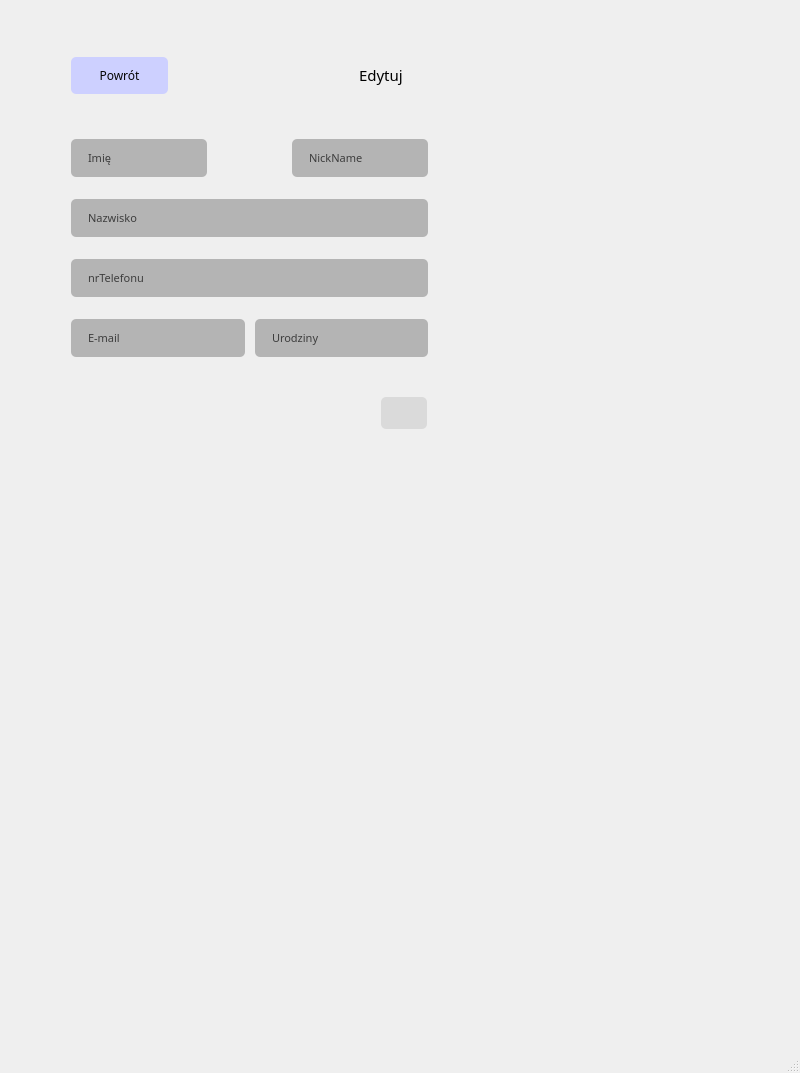
First picture: the form in mainwindow.ui, repository Gr0n/ContactManager, before the edit.
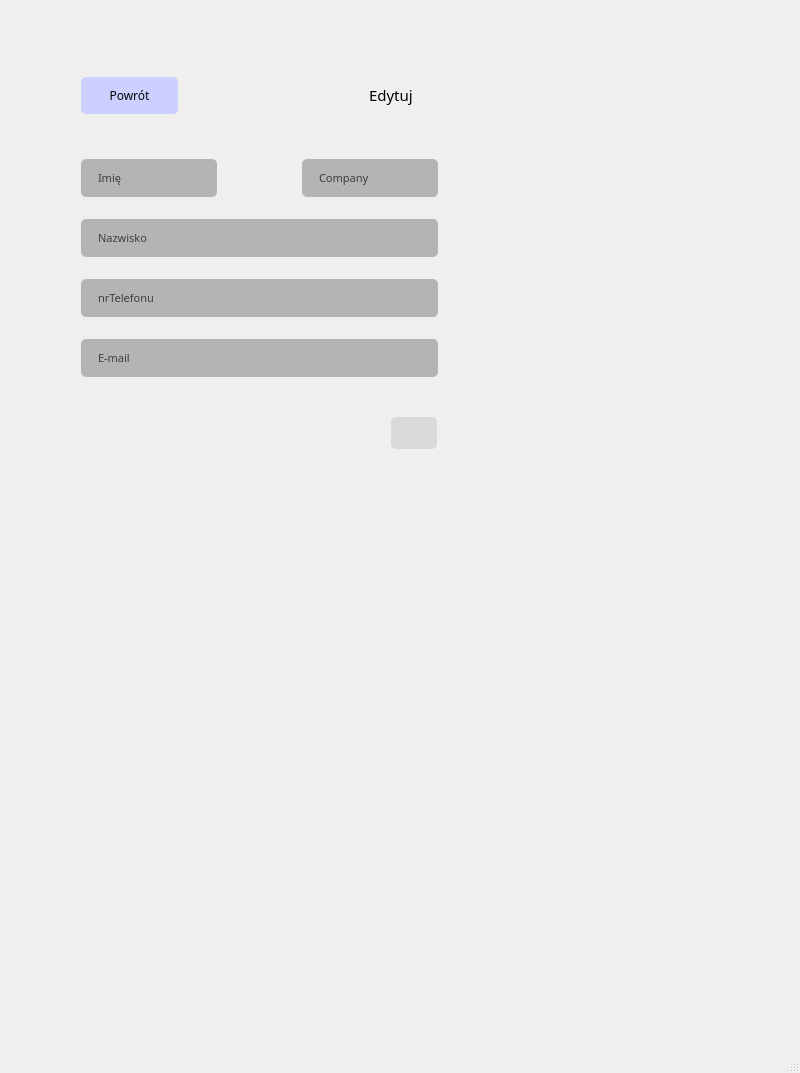
Second picture: the form after the edit. Icons and pictures are not drawn.

Commit message: errors, buisnes cobtact editing

Diff of the .ui file:
```diff
--- a/mainwindow.ui
+++ b/mainwindow.ui
@@ -36,7 +36,7 @@
        </size>
       </property>
       <property name="currentIndex">
-       <number>3</number>
+       <number>4</number>
       </property>
       <widget class="QWidget" name="main_Screen">
        <widget class="QLabel" name="label">
@@ -1347,6 +1347,295 @@
         </property>
        </widget>
       </widget>
+      <widget class="QWidget" name="edytujBuiss_Screen">
+       <widget class="QPushButton" name="buttonimg_3">
+        <property name="geometry">
+         <rect>
+          <x>380</x>
+          <y>390</y>
+          <width>50</width>
+          <height>36</height>
+         </rect>
+        </property>
+        <property name="styleSheet">
+         <string notr="true">QPushButton{
+	background-color:rgb(218, 218, 218);
+	                             margin: 2px; 
+								color:rgb(6, 6, 6);
+                               padding: 10px 15px; 
+                         border-radius: 5px; 
+;}
+                       </string>
+        </property>
+        <property name="text">
+         <string/>
+        </property>
+        <property name="icon">
+         <iconset theme="mail-message-new"/>
+        </property>
+        <property name="iconSize">
+         <size>
+          <width>12</width>
+          <height>12</height>
+         </size>
+        </property>
+       </widget>
+       <widget class="QPushButton" name="powrotLista_B2N_2">
+        <property name="geometry">
+         <rect>
+          <x>70</x>
+          <y>50</y>
+          <width>101</width>
+          <height>41</height>
+         </rect>
+        </property>
+        <property name="font">
+         <font>
+          <family>e-Ukraine</family>
+          <pointsize>9</pointsize>
+          <bold>false</bold>
+         </font>
+        </property>
+        <property name="styleSheet">
+         <string notr="true">QPushButton{
+	background-color:rgb(205, 208, 255);
+	                             margin: 2px; 
+								color:rgb(6, 6, 6);
+                               padding: 10px 15px; 
+                         border-radius: 5px; 
+;}
+                         QPushButton:hover{
+ 	background-color:rgb(139, 139, 208);
+                         } 
+                         QLineEdit:pressed { 
+                         background-color: rgb(111, 111, 167); 
+						color:rgb(255, 255, 255);                         }</string>
+        </property>
+        <property name="text">
+         <string>Powrót</string>
+        </property>
+       </widget>
+       <widget class="QWidget" name="layoutWidget_3">
+        <property name="geometry">
+         <rect>
+          <x>70</x>
+          <y>120</y>
+          <width>361</width>
+          <height>250</height>
+         </rect>
+        </property>
+        <layout class="QVBoxLayout" name="verticalLayout_12">
+         <item>
+          <layout class="QHBoxLayout" name="horizontalLayout_15">
+           <item>
+            <widget class="QLineEdit" name="imieInput_7">
+             <property name="font">
+              <font>
+               <family>e-Ukraine</family>
+               <pointsize>8</pointsize>
+               <fontweight>ExtraLight</fontweight>
+              </font>
+             </property>
+             <property name="styleSheet">
+              <string notr="true">QLineEdit{
+	background-color:rgb(180, 180, 180);
+	                             margin: 2px; 
+								color:rgb(255, 255, 255);
+                               padding: 10px 15px; 
+                         border-radius: 5px; 
+;}
+                         QLineEdit:textEdited { 
+
+                         } 
+                         QLineEdit:pressed { 
+                         background-color: rgb(234, 234, 234); 
+						color:rgb(61, 61, 61);                         }</string>
+             </property>
+             <property name="text">
+              <string>Imię</string>
+             </property>
+            </widget>
+           </item>
+           <item>
+            <spacer name="horizontalSpacer_5">
+             <property name="orientation">
+              <enum>Qt::Orientation::Horizontal</enum>
+             </property>
+             <property name="sizeHint" stdset="0">
+              <size>
+               <width>40</width>
+               <height>20</height>
+              </size>
+             </property>
+            </spacer>
+           </item>
+           <item>
+            <widget class="QLineEdit" name="company_Input">
+             <property name="font">
+              <font>
+               <family>e-Ukraine</family>
+               <pointsize>8</pointsize>
+               <fontweight>ExtraLight</fontweight>
+              </font>
+             </property>
+             <property name="styleSheet">
+              <string notr="true">QLineEdit{
+	background-color:rgb(180, 180, 180);
+	                             margin: 2px; 
+								color:rgb(255, 255, 255);
+                               padding: 10px 15px; 
+                         border-radius: 5px; 
+;}
+                         QLineEdit:textEdited { 
+
+                         } 
+                         QLineEdit:pressed { 
+                         background-color: rgb(234, 234, 234); 
+						color:rgb(61, 61, 61);                         }</string>
+             </property>
+             <property name="text">
+              <string>Company</string>
+             </property>
+            </widget>
+           </item>
+          </layout>
+         </item>
+         <item>
+          <layout class="QHBoxLayout" name="horizontalLayout_16">
+           <item>
+            <widget class="QLineEdit" name="nazwiskoInput_6">
+             <property name="font">
+              <font>
+               <family>e-Ukraine</family>
+               <pointsize>8</pointsize>
+               <fontweight>ExtraLight</fontweight>
+              </font>
+             </property>
+             <property name="styleSheet">
+              <string notr="true">QLineEdit{
+	background-color:rgb(180, 180, 180);
+	                             margin: 2px; 
+								color:rgb(255, 255, 255);
+                               padding: 10px 15px; 
+                         border-radius: 5px; 
+;}
+                         QLineEdit:textEdited { 
+
+                         } 
+                         QLineEdit:pressed { 
+                         background-color: rgb(234, 234, 234); 
+						color:rgb(61, 61, 61);                         }</string>
+             </property>
+             <property name="text">
+              <string>Nazwisko</string>
+             </property>
+            </widget>
+           </item>
+          </layout>
+         </item>
+         <item>
+          <layout class="QHBoxLayout" name="horizontalLayout_17">
+           <item>
+            <widget class="QLineEdit" name="nrTelInput_6">
+             <property name="font">
+              <font>
+               <family>e-Ukraine</family>
+               <pointsize>8</pointsize>
+               <fontweight>ExtraLight</fontweight>
+              </font>
+             </property>
+             <property name="styleSheet">
+              <string notr="true">QLineEdit{
+	background-color:rgb(180, 180, 180);
+	                             margin: 2px; 
+								color:rgb(255, 255, 255);
+                               padding: 10px 15px; 
+                         border-radius: 5px; 
+;}
+                         QLineEdit:textEdited { 
+
+                         } 
+                         QLineEdit:pressed { 
+                         background-color: rgb(234, 234, 234); 
+						color:rgb(61, 61, 61);                         }</string>
+             </property>
+             <property name="text">
+              <string>nrTelefonu</string>
+             </property>
+            </widget>
+           </item>
+          </layout>
+         </item>
+         <item>
+          <layout class="QHBoxLayout" name="horizontalLayout_18">
+           <item>
+            <widget class="QLineEdit" name="emailInput_6">
+             <property name="font">
+              <font>
+               <family>e-Ukraine</family>
+               <pointsize>8</pointsize>
+               <fontweight>ExtraLight</fontweight>
+              </font>
+             </property>
+             <property name="styleSheet">
+              <string notr="true">QLineEdit{
+	background-color:rgb(180, 180, 180);
+	                             margin: 2px; 
+								color:rgb(255, 255, 255);
+                               padding: 10px 15px; 
+                         border-radius: 5px; 
+;}
+                         QLineEdit:textEdited { 
+
+                         } 
+                         QLineEdit:pressed { 
+                         background-color: rgb(234, 234, 234); 
+						color:rgb(61, 61, 61);                         }</string>
+             </property>
+             <property name="text">
+              <string>E-mail</string>
+             </property>
+            </widget>
+           </item>
+          </layout>
+         </item>
+        </layout>
+       </widget>
+       <widget class="QLabel" name="label_4">
+        <property name="geometry">
+         <rect>
+          <x>360</x>
+          <y>60</y>
+          <width>63</width>
+          <height>20</height>
+         </rect>
+        </property>
+        <property name="font">
+         <font>
+          <family>e-Ukraine</family>
+          <pointsize>11</pointsize>
+         </font>
+        </property>
+        <property name="styleSheet">
+         <string notr="true">QPushButton{
+	background-color:rgb(205, 208, 255);
+	                             margin: 2px; 
+								color:rgb(6, 6, 6);
+                               padding: 10px 15px; 
+                         border-radius: 5px; 
+;}
+                         QPushButton:hover{
+ 	background-color:rgb(139, 139, 208);
+                         } 
+                         QLineEdit:pressed { 
+                         background-color: rgb(111, 111, 167); 
+						color:rgb(255, 255, 255);                         }</string>
+        </property>
+        <property name="text">
+         <string>Edytuj</string>
+        </property>
+       </widget>
+      </widget>
      </widget>
     </item>
    </layout>
```
The commit also changes 2 other files.
